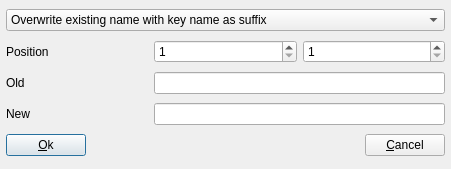
Above: sources/dialogs/dialog_rename.ui from davy7125/polyphone before the change. Below: the same form after it.
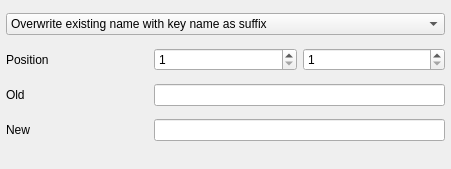
That is the form after the change. Icons and pictures are not drawn.

Commit message:
Button order in dialogs
Closes #322

Diff of the .ui file:
```diff
--- a/sources/dialogs/dialog_rename.ui
+++ b/sources/dialogs/dialog_rename.ui
@@ -141,35 +141,7 @@
     </widget>
    </item>
    <item row="5" column="0" colspan="3">
-    <layout class="QHBoxLayout" name="horizontalLayout">
-     <item>
-      <widget class="QPushButton" name="pushOk">
-       <property name="text">
-        <string>&amp;Ok</string>
-       </property>
-      </widget>
-     </item>
-     <item>
-      <spacer name="horizontalSpacer">
-       <property name="orientation">
-        <enum>Qt::Horizontal</enum>
-       </property>
-       <property name="sizeHint" stdset="0">
-        <size>
-         <width>40</width>
-         <height>20</height>
-        </size>
-       </property>
-      </spacer>
-     </item>
-     <item>
-      <widget class="QPushButton" name="pushCancel">
-       <property name="text">
-        <string>&amp;Cancel</string>
-       </property>
-      </widget>
-     </item>
-    </layout>
+    <widget class="QDialogButtonBox" name="buttonBox"/>
    </item>
   </layout>
  </widget>
```
Left out of the diff: 2 changed lines with no effect on the pictures. The commit also changes 89 other files.
